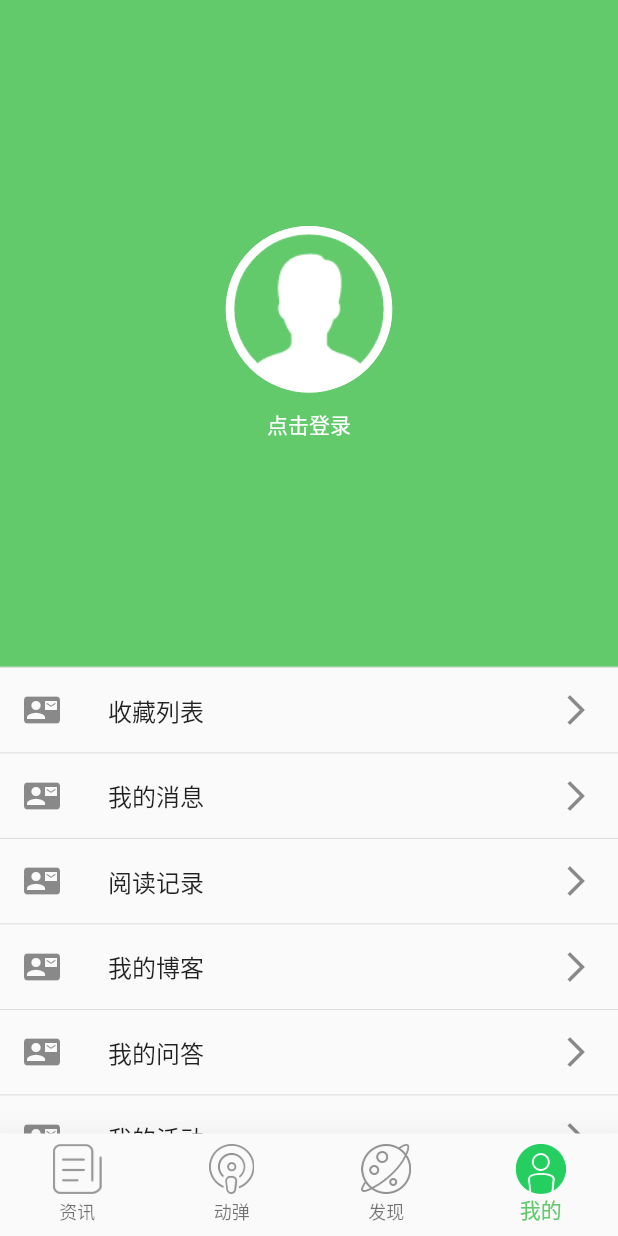
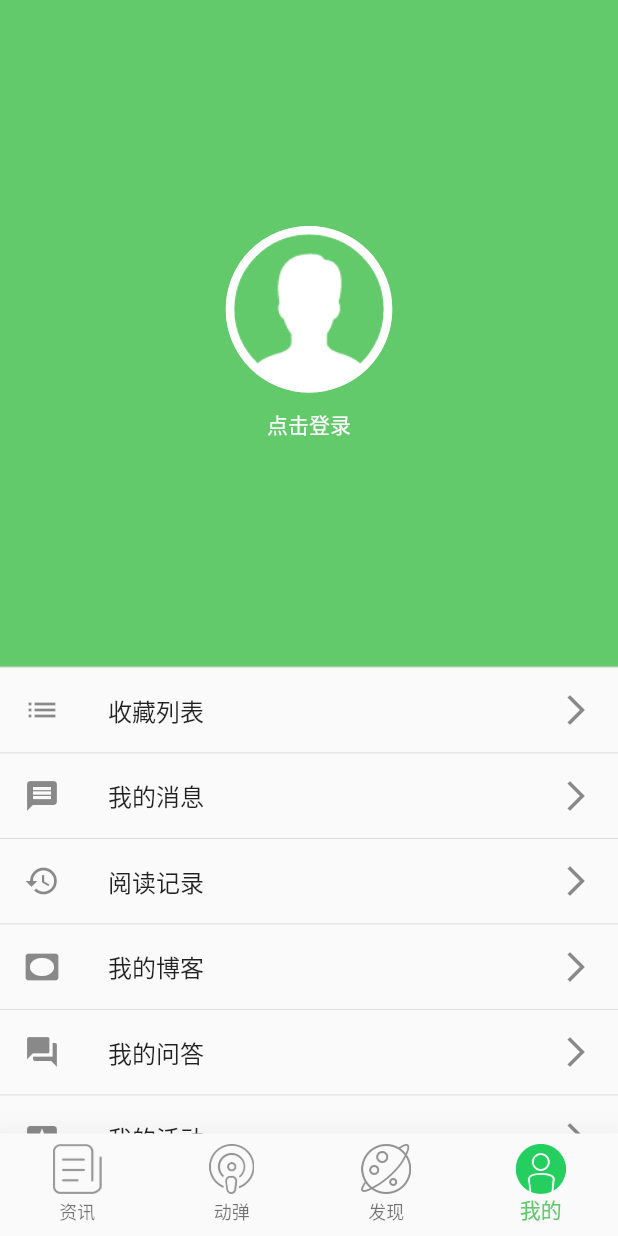
Before and after one commit to liuzeze/os_china, a Flutter app: the screen it shows after launch, item 4 of the bottom bar chosen, on a phone screen of 412 x 824 dp. Run offline on Flutter 3.47's test engine with Material 2 defaults, Android fonts, the phone set to English and light mode, and no system bars; our stand-ins replace dio, event_bus, fluttertoast, image_picker, page_transition, shared_preferences; missing offline and left inert: aeyrium_sensor, barcode_scan, flutter_webview_plugin, share_extend; network calls fail; statements that could not run were skipped.

Commit message:
路径调整

```diff
--- a/lib/ui/page/favorite_list.dart
+++ b/lib/ui/my/favorite_list.dart
@@ -3,8 +3,8 @@ import 'package:flutter/material.dart';
 import 'package:flutter_app/bean/commont_lists.dart';
 import 'package:flutter_app/bean/favorite_list.dart';
 import 'package:flutter_app/http/request_api.dart';
-import 'package:flutter_app/ui/page/common_webview.dart';
-import 'package:flutter_app/ui/page/tweet_detail.dart';
+import 'package:flutter_app/ui/common_webview.dart';
+import 'package:flutter_app/ui/tweet/tweet_detail.dart';
 import 'package:flutter_app/utils/config_utils.dart';
 import 'package:page_transition/page_transition.dart';
 
--- a/lib/ui/page/message_list.dart
+++ b/lib/ui/my/message_list.dart
@@ -3,7 +3,7 @@ import 'package:flutter/material.dart';
 import 'package:flutter_app/bean/commont_lists.dart';
 import 'package:flutter_app/bean/message_list.dart';
 import 'package:flutter_app/http/request_api.dart';
-import 'package:flutter_app/ui/page/tweet_detail.dart';
+import 'package:flutter_app/ui/tweet/tweet_detail.dart';
 import 'package:flutter_app/utils/config_utils.dart';
 import 'package:page_transition/page_transition.dart';
 
--- a/lib/ui/page/my.dart
+++ b/lib/ui/my/my.dart
@@ -1,7 +1,7 @@
 import 'package:flutter/material.dart';
-import 'package:flutter_app/ui/page/favorite_list.dart';
-import 'package:flutter_app/ui/page/message_list.dart';
-import 'package:flutter_app/ui/page/my_head_view.dart';
+import 'package:flutter_app/ui/my/favorite_list.dart';
+import 'package:flutter_app/ui/my/message_list.dart';
+import 'package:flutter_app/ui/my/my_head_view.dart';
 import 'package:flutter_app/utils/data_utils.dart';
 import 'package:fluttertoast/fluttertoast.dart';
 import 'package:page_transition/page_transition.dart';
@@ -13,6 +13,7 @@ class My extends StatefulWidget {
 
 class _MyState extends State<My> {
   List<String> myTitle;
+  List<IconData> _myIcons;
 
   @override
   void initState() {
@@ -26,6 +27,16 @@ class _MyState extends State<My> {
       '我的活动',
       '我的团队',
       '邀请好友',
+    ];
+    _myIcons = [
+      Icons.list,
+      Icons.message,
+      Icons.history,
+      Icons.vignette,
+      Icons.question_answer,
+      Icons.local_activity,
+      Icons.group,
+      Icons.child_friendly,
     ];
   }
 
@@ -66,12 +77,14 @@ class _MyState extends State<My> {
               });
             },
             trailing: Icon(Icons.arrow_forward_ios),
-            leading: Icon(Icons.contact_mail),
+            leading: Icon(_myIcons[index]),
           );
         }
       },
       separatorBuilder: (BuildContext context, int index) {
-        return Divider(height: 1,);
+        return Divider(
+          height: 1,
+        );
       },
       itemCount: myTitle.length + 1,
     );
--- a/lib/ui/page/my_head_view.dart
+++ b/lib/ui/my/my_head_view.dart
@@ -3,8 +3,8 @@ import 'package:flutter_app/bean/my_infor_data.dart';
 import 'package:flutter_app/eventbus/event_bus.dart';
 import 'package:flutter_app/eventbus/login_infor_event.dart';
 import 'package:flutter_app/http/request_api.dart';
-import 'package:flutter_app/ui/page/login_webview.dart';
-import 'package:flutter_app/ui/page/my_infor_detail.dart';
+import 'package:flutter_app/ui/my/login_webview.dart';
+import 'package:flutter_app/ui/my/my_infor_detail.dart';
 import 'package:flutter_app/utils/config_utils.dart';
 import 'package:flutter_app/utils/data_utils.dart';
 import 'package:fluttertoast/fluttertoast.dart';
--- a/lib/ui/page/commont_list.dart
+++ b/lib/ui/tweet/commont_list.dart
@@ -2,7 +2,7 @@ import 'package:flutter/cupertino.dart';
 import 'package:flutter/material.dart';
 import 'package:flutter_app/bean/commont_lists.dart';
 import 'package:flutter_app/http/request_api.dart';
-import 'package:flutter_app/ui/page/tweet_detail.dart';
+import 'package:flutter_app/ui/tweet/tweet_detail.dart';
 import 'package:flutter_app/utils/config_utils.dart';
 import 'package:page_transition/page_transition.dart';
 
--- a/lib/ui/page/tweet_detail.dart
+++ b/lib/ui/tweet/tweet_detail.dart
@@ -1,7 +1,7 @@
 import 'package:flutter/material.dart';
 import 'package:flutter_app/bean/tweet_detail.dart';
 import 'package:flutter_app/http/request_api.dart';
-import 'package:flutter_app/ui/page/commont_list.dart';
+import 'package:flutter_app/ui/tweet/commont_list.dart';
 import 'package:flutter_app/utils/config_utils.dart';
 
 class TweetDetailWidget extends StatefulWidget {
--- a/pubspec.yaml
+++ b/pubspec.yaml
@@ -30,6 +30,8 @@ dependencies:
   aeyrium_sensor: ^1.0.5
   #eventbus
   event_bus: ^1.1.0
+  #分享
+  share_extend: ^1.0.8
   flt_toast:
     path: ./flt_toast
 
```
Also changed, not shown: lib/ui/find/find.dart (renamed from lib/ui/page/find.dart, +7 -4 lines), lib/ui/home_pager.dart (+5 -5 lines), lib/ui/news/news.dart (renamed from lib/ui/page/news.dart, +6 -3 lines), lib/ui/news/news_child.dart (renamed from lib/ui/page/news_child.dart, +15 -7 lines), lib/ui/news/news_wenda.dart (renamed from lib/ui/page/news_wenda.dart, +20 -9 lines), lib/ui/tweet/tweet.dart (renamed from lib/ui/page/tweet.dart, +20 -10 lines), lib/utils/share_utils.dart (deleted, +0 -34 lines), lib/ui/bottom_navigation_bar_view.dart (renamed from lib/ui/page/bottom_navigation_bar_view.dart), lib/ui/common_webview.dart (renamed from lib/ui/page/common_webview.dart), lib/ui/find/sensor_page.dart (renamed from lib/ui/page/sensor_page.dart), lib/ui/my/login_webview.dart (renamed from lib/ui/page/login_webview.dart), lib/ui/my/my_infor_detail.dart (renamed from lib/ui/page/my_infor_detail.dart), pubspec.lock, 5 other files.
